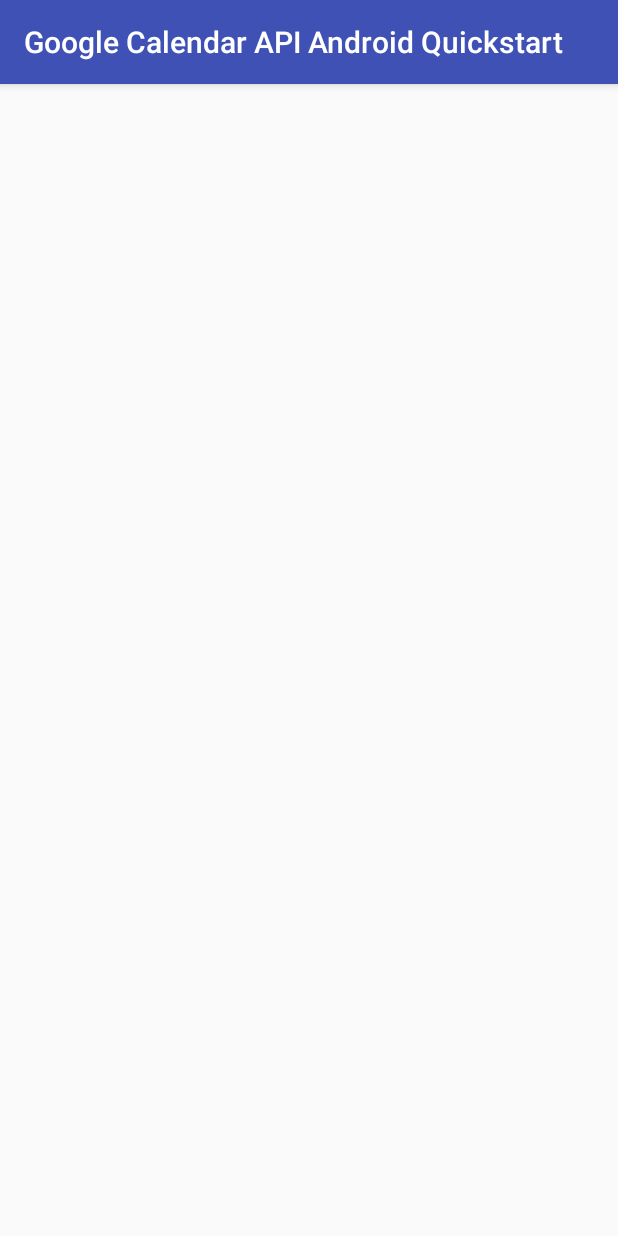
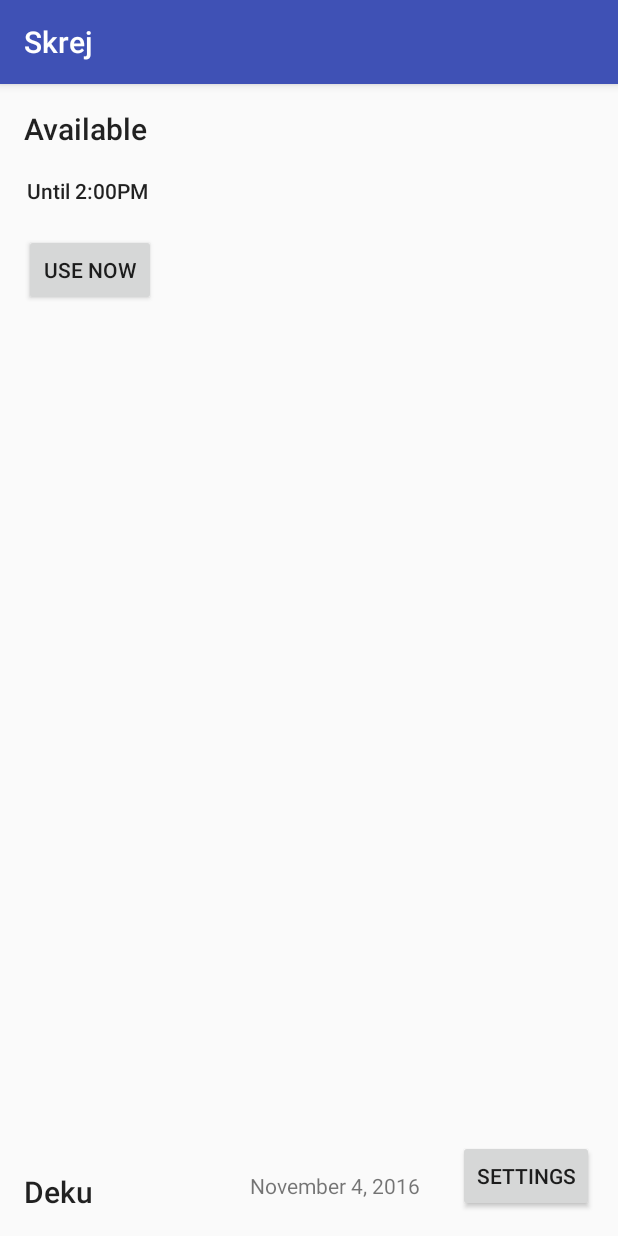
Before and after one commit to BarryBryant/Skrej, an Android app: the screen it shows after launch (ConferenceRoomActivity), on a phone screen of 412 x 824 dp. Run offline under Robolectric (Android 15) with nearby library versions, the phone set to English and light mode, and no system bars; libraries missing offline, so code that uses them is left out: com.google.api.client, com.google.api.services, pub.devrel.easypermissions; 2 statements that could not run were skipped.

Commit message:
feat: Connect with Calendar API

```diff
--- a/app/src/main/AndroidManifest.xml
+++ b/app/src/main/AndroidManifest.xml
@@ -14,7 +14,7 @@
         android:theme="@style/AppTheme">
         <activity
             android:name=".ConferenceRoomActivity"
-            android:label="Google Calendar API Android Quickstart" >
+            android:label="Skrej" >
             <intent-filter>
                 <action android:name="android.intent.action.MAIN" />
                 <category android:name="android.intent.category.LAUNCHER" />
--- a/app/src/main/java/com/willowtreeapps/skrej/CalendarApi.java
+++ b/app/src/main/java/com/willowtreeapps/skrej/CalendarApi.java
@@ -60,12 +60,15 @@
      */
     public void getResultsFromApi() {
         if (! isGooglePlayServicesAvailable()) {
+            Log.d(TAG, "acquirePlaservices");
             acquireGooglePlayServices();
         } else if (mCredential.getSelectedAccountName() == null) {
+            Log.d(TAG, "choose account");
             chooseAccount();
         } else if (! isDeviceOnline()) {
             Log.d(TAG, "No network available");
         } else {
+            Log.d(TAG, "fire off task");
             new CalendarRequestTask(mCredential, listeners).execute();
         }
     }
--- a/app/src/main/java/com/willowtreeapps/skrej/CalendarRequestTask.java
+++ b/app/src/main/java/com/willowtreeapps/skrej/CalendarRequestTask.java
@@ -5,6 +5,7 @@
  */
 
 import android.os.AsyncTask;
+import android.util.Log;
 
 import com.google.api.client.extensions.android.http.AndroidHttp;
 import com.google.api.client.googleapis.extensions.android.gms.auth.GoogleAccountCredential;
@@ -47,6 +48,7 @@
     @Override
     protected List<Event> doInBackground(Void... params) {
         try {
+            Log.d(TAG, "trying to get the data");
             return getDataFromApi();
         } catch (Exception e) {
             mLastError = e;
--- a/app/src/main/java/com/willowtreeapps/skrej/ConferencePresenter.java
+++ b/app/src/main/java/com/willowtreeapps/skrej/ConferencePresenter.java
@@ -9,4 +9,5 @@
     void unbindView();
     void onActivityResult(int request, int response, String name);
     void onClickSchedule();
+    void loadCalendar();
 }
--- a/app/src/main/java/com/willowtreeapps/skrej/ConferencePresenterImpl.java
+++ b/app/src/main/java/com/willowtreeapps/skrej/ConferencePresenterImpl.java
@@ -1,9 +1,11 @@
 package com.willowtreeapps.skrej;
 
 import android.content.Intent;
+import android.util.Log;
 
 import com.google.api.client.googleapis.extensions.android.gms.auth.GooglePlayServicesAvailabilityIOException;
 import com.google.api.client.googleapis.extensions.android.gms.auth.UserRecoverableAuthIOException;
+import com.google.api.client.util.DateTime;
 import com.google.api.services.calendar.model.Event;
 
 import java.util.List;
@@ -33,7 +35,6 @@
     @Override
     public void unbindView() {
         this.view = null;
-        api.unregister(this);
     }
 
     @Override
@@ -47,12 +48,36 @@
     }
 
     @Override
+    public void loadCalendar() {
+        view.showSpinner();
+        api.getResultsFromApi();
+    }
+
+    @Override
     public void onCalendarLoadFinished(List<Event> events) {
-
+        view.hideSpinner();
+        for (Event event : events) {
+            DateTime start = event.getStart().getDateTime();
+            DateTime end = event.getEnd().getDateTime();
+            if (start == null) {
+                // All-day events don't have start times, so just use
+                // the start date.
+                start = event.getStart().getDate();
+            }
+            if (end == null) {
+                // All-day events don't have start times, so just use
+                // the start date.
+                end = event.getEnd().getDate();
+            }
+            Log.d(TAG,
+                    String.format("%s (%s)(%s)", event.getSummary(), start, end));
+        }
     }
 
     @Override
     public void onError(Throwable error) {
+        view.hideSpinner();
+        Log.d(TAG, error.getMessage());
             if (error instanceof GooglePlayServicesAvailabilityIOException) {
                 view.showPlayServicesErrorDialog(
                         ((GooglePlayServicesAvailabilityIOException) error)
--- a/app/src/main/java/com/willowtreeapps/skrej/ConferenceRoomActivity.java
+++ b/app/src/main/java/com/willowtreeapps/skrej/ConferenceRoomActivity.java
@@ -3,10 +3,14 @@
 import android.accounts.AccountManager;
 import android.app.Dialog;
 import android.app.ProgressDialog;
+import android.content.DialogInterface;
 import android.content.Intent;
 import android.os.Bundle;
 import android.support.annotation.NonNull;
 import android.support.v7.app.AppCompatActivity;
+import android.util.Log;
+import android.view.View;
+import android.widget.Button;
 
 import com.google.android.gms.common.GoogleApiAvailability;
 
@@ -16,13 +20,14 @@
 
 import static com.willowtreeapps.skrej.CalendarApi.REQUEST_GOOGLE_PLAY_SERVICES;
 
-public class ConferenceRoomActivity extends AppCompatActivity implements EasyPermissions.PermissionCallbacks, ConferenceView {
+public class ConferenceRoomActivity extends AppCompatActivity implements EasyPermissions.PermissionCallbacks, ConferenceView, View.OnClickListener {
 
     ProgressDialog mProgress;
 
     private static final String TAG = "ConferenceRoomActivity";
 
     private ConferencePresenter presenter;
+    private Button useButton;
 
     /**
      * Create the main activity.
@@ -31,19 +36,23 @@
     @Override
     protected void onCreate(Bundle savedInstanceState) {
         super.onCreate(savedInstanceState);
+        setContentView(R.layout.activity_conference_room);
         presenter = new ConferencePresenterImpl(new CalendarApi(this, getPreferences(MODE_PRIVATE)));
-        mProgress = new ProgressDialog(this);
-        mProgress.setMessage("Calling Google Calendar API ...");
+        useButton = (Button) findViewById(R.id.useRoomButton);
+        useButton.setOnClickListener(this);
     }
 
     @Override
     protected void onResume() {
+        Log.d(TAG, "onResume");
         super.onResume();
         presenter.bindView(this);
     }
 
     @Override
     protected void onPause() {
+        Log.d(TAG, "onPause");
+        super.onPause();
         presenter.unbindView();
     }
 
@@ -155,4 +164,14 @@
     public void disableScheduleButton() {
 
     }
+
+    @Override
+    public void onClick(View view) {
+        switch (view.getId()) {
+            case R.id.useRoomButton:
+                presenter.loadCalendar();
+            default:
+                break;
+        }
+    }
 }
```
